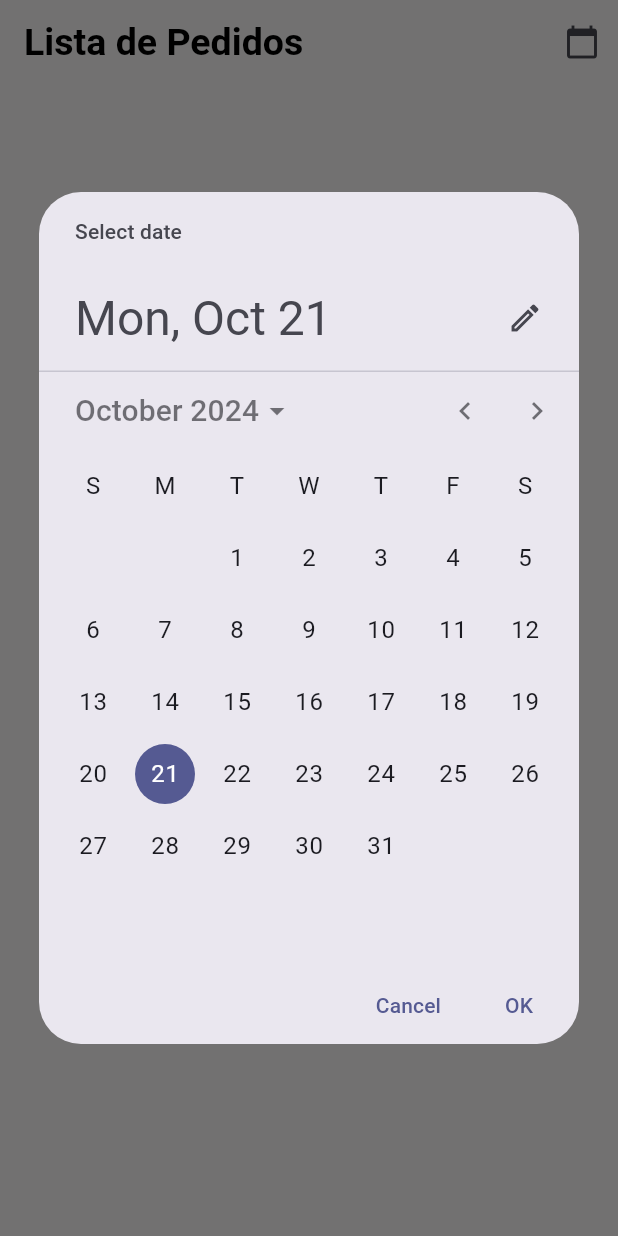
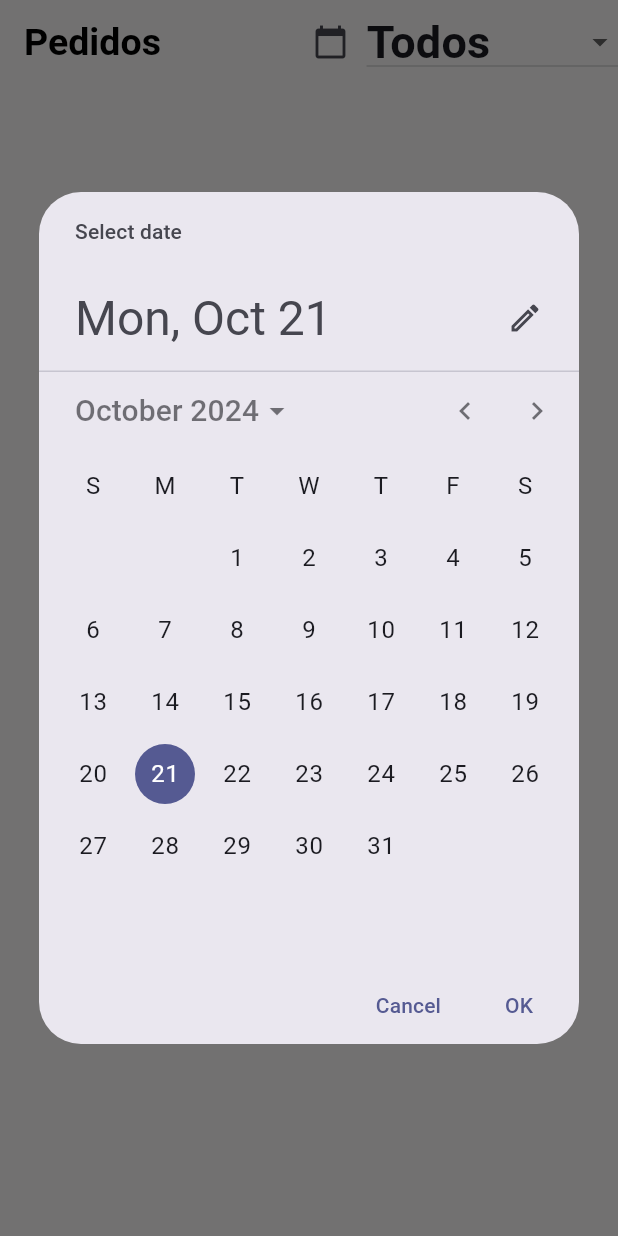
Before and after one commit to KevinMonterros0/Monarca, a Flutter app: the OrdersListScreen screen opened by its route, after a tap on the "calendar today" icon, on a phone screen of 412 x 824 dp. Run offline on Flutter 3.47's test engine with Material 3 defaults, Android fonts, the phone set to English and light mode, and no system bars; our stand-ins replace dio, flutter_dotenv, flutter_riverpod, formz, go_router, google_fonts and 2 more; accounts and stored records are empty; network calls fail; statements that could not run were skipped.

Commit message:
Filtro por estado

```diff
--- a/lib/features/pedidos/presentations/screens/pedidos_list.dart
+++ b/lib/features/pedidos/presentations/screens/pedidos_list.dart
@@ -20,6 +20,8 @@ class _OrdersListScreenState extends ConsumerState<OrdersListScreen> {
   List<dynamic> filteredOrders = [];
   bool isLoading = true;
   DateTime selectedDate = DateTime.now();
+  String selectedState = 'Todos';
+  final List<String> estados = ['Todos', 'A', 'E', 'N'];
 
   @override
   void initState() {
@@ -37,21 +39,26 @@ class _OrdersListScreenState extends ConsumerState<OrdersListScreen> {
 
     if (pickedDate != null) {
       setState(() {
-        selectedDate = pickedDate ?? DateTime.now();
-        print(selectedDate);
-        filterOrdersByDate(selectedDate!);
+        selectedDate = pickedDate;
+        filterOrders();
       });
     }
   }
 
-  void filterOrdersByDate(DateTime date) {
-    final String formattedDate = DateFormat('yyyy-MM-dd').format(date);
+  void filterOrders() {
+    final String formattedDate = DateFormat('yyyy-MM-dd').format(selectedDate);
 
     setState(() {
       filteredOrders = allOrders.where((order) {
         final String fechaEntrega = DateFormat('yyyy-MM-dd')
             .format(DateTime.parse(order['fecha_entrega']));
-        return fechaEntrega == formattedDate;
+        final String estadoPedido = order['estado_pedido'];
+
+        final bool fechaCoincide = fechaEntrega == formattedDate;
+        final bool estadoCoincide =
+            selectedState == 'Todos' || estadoPedido == selectedState;
+
+        return fechaCoincide && estadoCoincide;
       }).toList();
     });
   }
@@ -75,7 +82,7 @@ class _OrdersListScreenState extends ConsumerState<OrdersListScreen> {
         setState(() {
           allOrders = json.decode(response.body);
           isLoading = false;
-          filterOrdersByDate(selectedDate);
+          filterOrders();
         });
       } else {
         throw Exception('Error al obtener los pedidos.');
@@ -206,16 +213,35 @@ class _OrdersListScreenState extends ConsumerState<OrdersListScreen> {
     }
   }
 
-  @override
+   @override
   Widget build(BuildContext context) {
     return Scaffold(
       appBar: AppBar(
-        title: const Text('Lista de Pedidos'),
+        title: const Text('Pedidos'),
         actions: [
           IconButton(
             icon: const Icon(Icons.calendar_today),
-            onPressed: () {
-              _selectDate(context);
+            onPressed: () => _selectDate(context),
+          ),
+          DropdownButton<String>(
+            value: selectedState,
+            items: estados.map((String estado) {
+              return DropdownMenuItem<String>(
+                value: estado,
+                child: Text(estado == 'A'
+                    ? 'Activo'
+                    : estado == 'E'
+                        ? 'Entregado'
+                        : estado == 'N'
+                            ? 'Cancelado'
+                            : 'Todos'),
+              );
+            }).toList(),
+            onChanged: (String? newValue) {
+              setState(() {
+                selectedState = newValue!;
+                filterOrders();
+              });
             },
           ),
         ],
@@ -268,9 +294,11 @@ class _OrdersListScreenState extends ConsumerState<OrdersListScreen> {
                         children: [
                           Text('Cliente: ${order['cliente']}'),
                           Text('Repartidor: ${order['empleado']}'),
-                          Text('Fecha de Entrega: ${DateFormat('yyyy-MM-dd').format(fechaEntrega)}'),
+                          Text(
+                              'Fecha de Entrega: ${DateFormat('yyyy-MM-dd').format(fechaEntrega)}'),
                           Text('Total: Q${order['totalpedido']}'),
-                          Text('Estado: ${estadoPedido == 'A' ? 'Activo' : estadoPedido == 'E' ? 'Entregado' : 'Cancelado'}'),
+                          Text(
+                              'Estado: ${estadoPedido == 'A' ? 'Activo' : estadoPedido == 'E' ? 'Entregado' : 'Cancelado'}'),
                         ],
                       ),
                     ),
```
